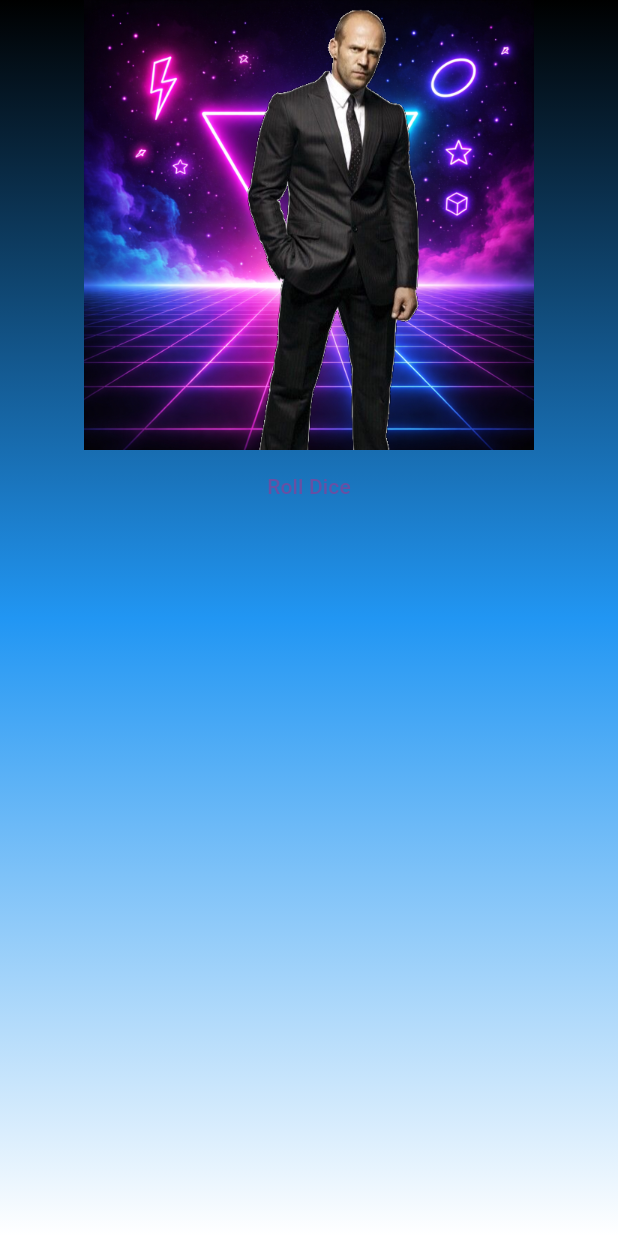
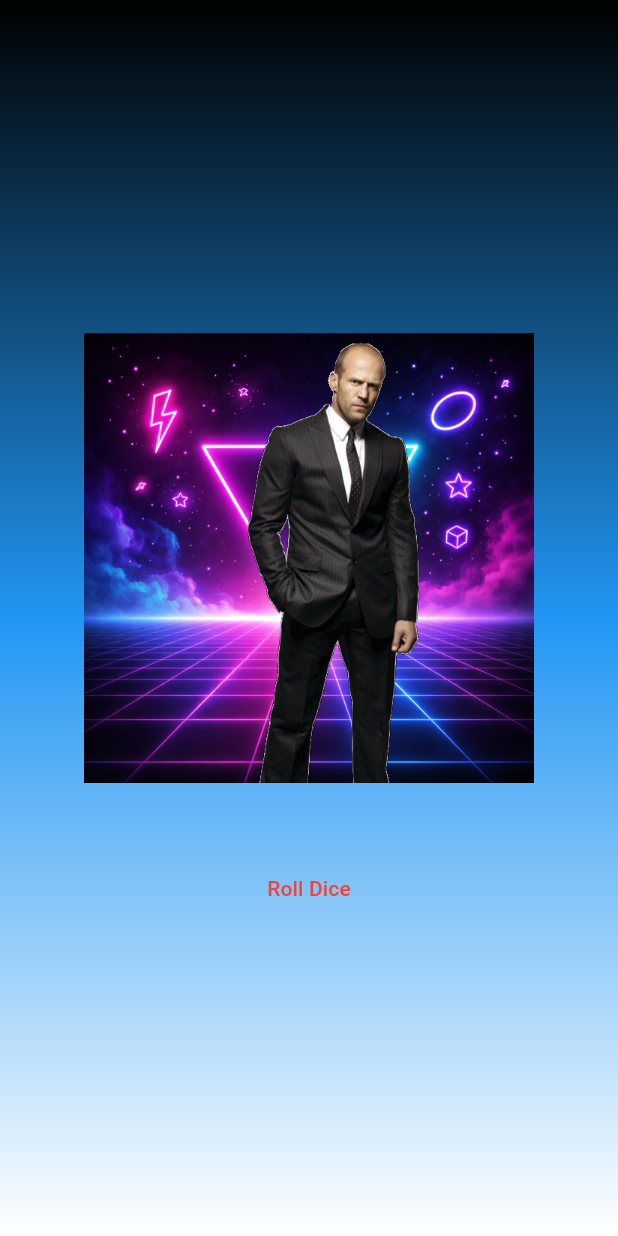
Before and after one commit to Kira21312312/Lab4-5_Flutter_Widgets, a Flutter app: the screen it shows after launch, on a phone screen of 412 x 824 dp. Run offline on Flutter 3.47's test engine with Material 3 defaults, Android fonts, the light colour scheme and no system bars.

Commit message:
Style roll button and abjust layout

```diff
--- a/lib/gradient_container.dart
+++ b/lib/gradient_container.dart
@@ -31,14 +31,22 @@ class GradientContainer extends StatelessWidget {
         ),
         child: Center(
           child: Column(
+            mainAxisSize: MainAxisSize.min,
             children: [
               Image.asset(
                 "assets/images/dice-1.png",
                 width: 300,
               ),
+              // const SizedBox(height: 20),
               TextButton(
                 onPressed: rollDice,
                 child: Text("Roll Dice"),
+                style: TextButton.styleFrom(
+                  padding: const EdgeInsets.only(
+                    top: 60,
+                  ),
+                  foregroundColor: Colors.red,
+                )
               )
             ],
           )
```
